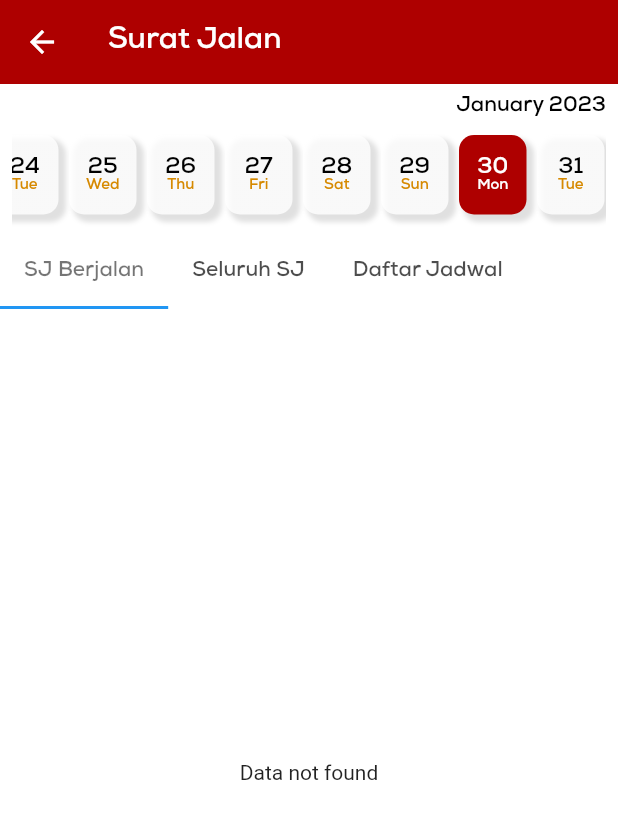
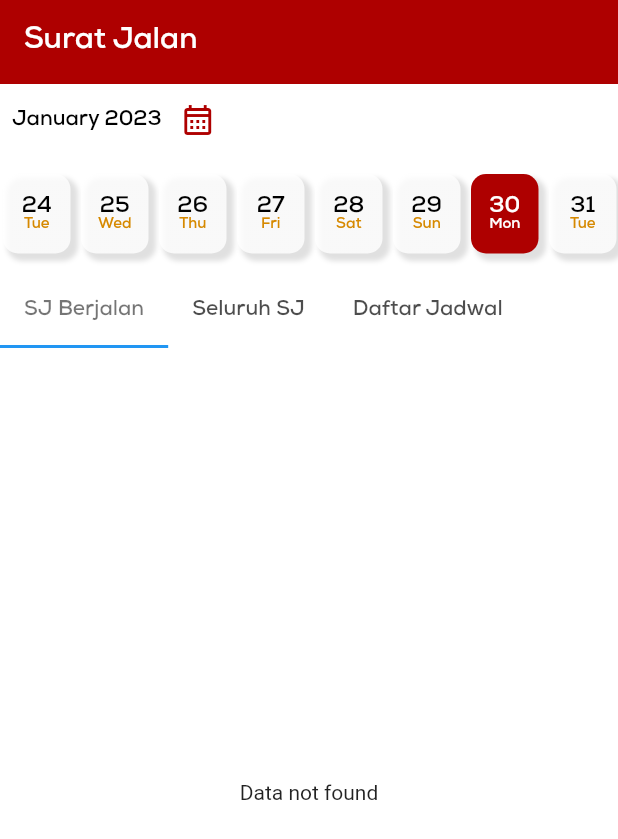
Before and after one commit to AlberthWu/SampurnaGroupMobileBackEnd, a Flutter app: the ScheduleHome screen opened directly, on a phone screen of 412 x 824 dp. Shown: the top 839 px of the screen. Run offline on Flutter 3.47's test engine with Material 2 defaults, Android fonts, the phone set to English and light mode, and no system bars; our stand-ins replace date_time_picker, dropdown_search, flutter_slidable, get, get_it, google_maps_flutter and 5 more; missing offline and left inert: flutter_polyline_points; network calls fail; project files that could hold a hidden picture were left out.

Commit message:
update_20230216_firman

```diff
--- a/lib/app/constant/color.dart
+++ b/lib/app/constant/color.dart
@@ -1,4 +1,6 @@
 import 'package:flutter/material.dart';
+
+const sgBaseURL = "https://api.sampurna-group.com/v1/";
 
 final appWhite = Colors.white;
 final appBlack = Colors.black;
--- a/lib/app/controllers/schedule/schedule_home.dart
+++ b/lib/app/controllers/schedule/schedule_home.dart
@@ -8,6 +8,7 @@ import 'package:asm/app/service/orders/schedule.dart';
 import 'package:asm/app/views/cards/delivery_card_widget.dart';
 import 'package:asm/app/views/cards/order_card_widget.dart';
 import 'package:asm/app/views/cards/schedule_card_widget.dart';
+import 'package:asm/app/views/widgets/date_scroll_widget.dart';
 import 'package:flutter/material.dart';
 import 'package:asm/app/views/components/date_utils.dart' as date_utils;
 import 'package:get_it/get_it.dart';
@@ -38,11 +39,6 @@ class _ScheduleHomeState extends State<ScheduleHome> {
 
   @override
   void initState() {
-    _currentMonthList = date_utils.DateUtils.daysInMonth(currentDateTime);
-    _currentMonthList.sort((a, b) => a.day.compareTo(b.day));
-    _currentMonthList = _currentMonthList.toSet().toList();
-    _scrollControllerDate =
-        ScrollController(initialScrollOffset: 47.5 * currentDateTime.day);
     _getDataSchedule(currentDateTime);
     _getDataDelivery(currentDateTime);
     super.initState();
@@ -123,100 +119,9 @@ class _ScheduleHomeState extends State<ScheduleHome> {
     );
   }
 
-  Widget DateViewWidget(int index) {
-    return Padding(
-      padding: const EdgeInsets.fromLTRB(6, 12, 1, 15),
-      child: GestureDetector(
-        onTap: () {
-          _getDataSchedule(_currentMonthList[index]);
-          _getDataDelivery(_currentMonthList[index]);
-          setState(() {
-            currentDateTime = _currentMonthList[index];
-          });
-        },
-        child: Container(
-          width: 45,
-          decoration: BoxDecoration(
-            gradient: LinearGradient(
-              colors: (_currentMonthList[index].day != currentDateTime.day)
-                  ? [
-                      appWhite.withOpacity(0.8),
-                      appWhite.withOpacity(0.8),
-                      appWhite.withOpacity(0.8),
-                    ]
-                  : [
-                      sgRed,
-                      sgRed,
-                      sgRed,
-                    ],
-              begin: const FractionalOffset(0.0, 0.0),
-              end: const FractionalOffset(0.0, 1.0),
-              stops: const [0.0, 0.5, 1.0],
-              tileMode: TileMode.clamp,
-            ),
-            borderRadius: BorderRadius.circular(10),
-            boxShadow: [
-              BoxShadow(
-                offset: Offset(4, 4),
-                blurRadius: 2,
-                spreadRadius: 1,
-                color: sgBlackLight,
-              )
-            ],
-          ),
-          child: Center(
-            child: Column(
-              mainAxisAlignment: MainAxisAlignment.center,
-              children: <Widget>[
-                Text(
-                  _currentMonthList[index].day.toString(),
-                  style: TextStyle(
-                      fontSize: 15,
-                      fontWeight: FontWeight.bold,
-                      fontFamily: 'Nexa',
-                      color:
-                          (_currentMonthList[index].day != currentDateTime.day)
-                              ? appBlack
-                              : appWhite),
-                ),
-                Text(
-                  date_utils
-                      .DateUtils.weekdays[_currentMonthList[index].weekday - 1],
-                  style: TextStyle(
-                    fontSize: 10,
-                    fontWeight: FontWeight.bold,
-                    fontFamily: 'Nexa',
-                    color: (_currentMonthList[index].day != currentDateTime.day)
-                        ? sgGold
-                        : appWhite,
-                  ),
-                )
-              ],
-            ),
-          ),
-        ),
-      ),
-    );
-  }
-
-  Widget TabDateViewWidget() {
-    return Padding(
-      padding: const EdgeInsets.symmetric(horizontal: 8),
-      child: SizedBox(
-        width: double.infinity,
-        height: 80,
-        child: ListView.builder(
-          controller: _scrollControllerDate,
-          scrollDirection: Axis.horizontal,
-          physics: const ClampingScrollPhysics(),
-          shrinkWrap: true,
-          itemCount: _currentMonthList.length,
-          itemBuilder: (BuildContext context, int index) {
-            return DateViewWidget(index);
-          },
-        ),
-      ),
-    );
+  _retriveData(DateTime date) {
+    _getDataSchedule(date);
+    _getDataDelivery(date);
   }
 
   @override
@@ -256,30 +161,10 @@ class _ScheduleHomeState extends State<ScheduleHome> {
             child: Column(
               crossAxisAlignment: CrossAxisAlignment.start,
               children: [
-                Padding(
-                  padding: const EdgeInsets.only(
-                    top: 8,
-                    left: 8,
-                    right: 8,
-                  ),
-                  child: Row(
-                    mainAxisAlignment: MainAxisAlignment.end,
-                    children: [
-                      Text(
-                        date_utils.DateUtils.months[currentDateTime.month - 1] +
-                            ' ' +
-                            currentDateTime.year.toString(),
-                        style: TextStyle(
-                          color: appBlack,
-                          fontSize: 14.0,
-                          fontWeight: FontWeight.bold,
-                          fontFamily: 'Nexa',
-                        ),
-                      ),
-                    ],
-                  ),
+                DateScrollWidget(
+                  date: currentDateTime,
+                  setDate: (date) => _retriveData(date),
                 ),
-                TabDateViewWidget(),
                 TabBar(
                   isScrollable: true,
                   labelColor: sgBlack,
--- a/lib/app/models/orders/surat_jalan/list.dart
+++ b/lib/app/models/orders/surat_jalan/list.dart
@@ -46,7 +46,6 @@ class deliveryListModel {
   });
 
   factory deliveryListModel.fromJson(Map<String, dynamic> item) {
-    print(item['reference_no']);
     var urgent = item['schedule_id']['urgent'] == 1 ? "Urgent" : "Reguler";
     var image_data = item['employee_id']['image_data'];
     var image = '';
--- a/lib/app/service/autocomplete_service.dart
+++ b/lib/app/service/autocomplete_service.dart
@@ -1,10 +1,11 @@
 import 'dart:convert';
+import 'package:asm/app/constant/color.dart';
 import 'package:http/http.dart' as http;
 import 'package:asm/app/models/api_response.dart';
 import 'package:asm/app/models/autocomplete_model.dart';
 
 class autoCompleteService {
-  static const API = "https://api.sampurna-group.com/v1/";
+  static const API = sgBaseURL;
   static const headers = {
     'Content-Type': 'application/json',
   };
--- a/lib/app/service/employee.dart
+++ b/lib/app/service/employee.dart
@@ -1,11 +1,12 @@
 import 'dart:convert';
+import 'package:asm/app/constant/color.dart';
 import 'package:http/http.dart' as http;
 import 'package:asm/app/models/api_response.dart';
 import 'package:asm/app/models/employee/get.dart';
 import 'package:asm/app/models/employee/list.dart';
 
 class employeeService {
-  static const API = "https://api.sampurna-group.com/v1/";
+  static const API = sgBaseURL;
   static const headers = {
     'Content-Type': 'application/json',
   };
--- a/lib/app/service/orders/delivery.dart
+++ b/lib/app/service/orders/delivery.dart
@@ -1,11 +1,12 @@
 import 'dart:convert';
+import 'package:asm/app/constant/color.dart';
 import 'package:asm/app/models/orders/surat_jalan/get.dart';
 import 'package:asm/app/models/orders/surat_jalan/list.dart';
 import 'package:http/http.dart' as http;
 import 'package:asm/app/models/api_response.dart';
 
 class deliveryService {
-  static const API = "https://api.sampurna-group.com/v1/";
+  static const API = sgBaseURL;
   static const headers = {
     'Content-Type': 'application/json',
   };
--- a/lib/app/service/orders/schedule.dart
+++ b/lib/app/service/orders/schedule.dart
@@ -1,10 +1,11 @@
 import 'dart:convert';
+import 'package:asm/app/constant/color.dart';
 import 'package:http/http.dart' as http;
 import 'package:asm/app/models/api_response.dart';
 import 'package:asm/app/models/orders/schedule/list.dart';
 
 class scheduleService {
-  static const API = "https://api.sampurna-group.com/v1/";
+  static const API = sgBaseURL;
   static const headers = {
     'Content-Type': 'application/json',
   };
--- /dev/null
+++ b/lib/app/views/widgets/date_scroll_widget.dart
@@ -0,0 +1,180 @@
+import 'package:asm/app/constant/color.dart';
+import 'package:flutter/material.dart';
+import 'package:asm/app/views/components/date_utils.dart' as date_utils;
+import 'package:month_picker_dialog/month_picker_dialog.dart';
+
+class DateScrollWidget extends StatefulWidget {
+  final DateTime date;
+  final Function setDate;
+
+  const DateScrollWidget({
+    Key? key,
+    required this.date,
+    required this.setDate,
+  }) : super(key: key);
+
+  @override
+  State<DateScrollWidget> createState() => _DateScrollWidgetState();
+}
+
+class _DateScrollWidgetState extends State<DateScrollWidget> {
+  late ScrollController _scrollControllerDate;
+  late DateTime _currentDateTime;
+
+  List<DateTime> _currentMonthList = List.empty();
+
+  @override
+  void initState() {
+    _currentDateTime = widget.date;
+    _currentMonthList = date_utils.DateUtils.daysInMonth(_currentDateTime);
+    _currentMonthList.sort((a, b) => a.day.compareTo(b.day));
+    _currentMonthList = _currentMonthList.toSet().toList();
+    _scrollControllerDate =
+        ScrollController(initialScrollOffset: 47.5 * _currentDateTime.day);
+    super.initState();
+  }
+
+  Widget DateViewWidget(int index) {
+    return Padding(
+      padding: const EdgeInsets.fromLTRB(6, 12, 1, 15),
+      child: GestureDetector(
+        onTap: () {
+          widget.setDate(_currentMonthList[index]);
+          setState(() {
+            _currentDateTime = _currentMonthList[index];
+          });
+        },
+        child: Container(
+          width: 45,
+          decoration: BoxDecoration(
+            gradient: LinearGradient(
+              colors: (_currentMonthList[index].day != _currentDateTime.day)
+                  ? [
+                      appWhite.withOpacity(0.8),
+                      appWhite.withOpacity(0.8),
+                      appWhite.withOpacity(0.8),
+                    ]
+                  : [
+                      sgRed,
+                      sgRed,
+                      sgRed,
+                    ],
+              begin: const FractionalOffset(0.0, 0.0),
+              end: const FractionalOffset(0.0, 1.0),
+              stops: const [0.0, 0.5, 1.0],
+              tileMode: TileMode.clamp,
+            ),
+            borderRadius: BorderRadius.circular(10),
+            boxShadow: [
+              BoxShadow(
+                offset: Offset(4, 4),
+                blurRadius: 2,
+                spreadRadius: 1,
+                color: sgBlackLight,
+              )
+            ],
+          ),
+          child: Center(
+            child: Column(
+              mainAxisAlignment: MainAxisAlignment.center,
+              children: <Widget>[
+                Text(
+                  _currentMonthList[index].day.toString(),
+                  style: TextStyle(
+                      fontSize: 15,
+                      fontWeight: FontWeight.bold,
+                      fontFamily: 'Nexa',
+                      color:
+                          (_currentMonthList[index].day != _currentDateTime.day)
+                              ? appBlack
+                              : appWhite),
+                ),
+                Text(
+                  date_utils
+                      .DateUtils.weekdays[_currentMonthList[index].weekday - 1],
+                  style: TextStyle(
+                    fontSize: 10,
+                    fontWeight: FontWeight.bold,
+                    fontFamily: 'Nexa',
+                    color:
+                        (_currentMonthList[index].day != _currentDateTime.day)
+                            ? sgGold
+                            : appWhite,
+                  ),
+                )
+              ],
+            ),
+          ),
+        ),
+      ),
+    );
+  }
+
+  @override
+  Widget build(BuildContext context) {
+    return Column(
+      children: [
+        Padding(
+          padding: const EdgeInsets.symmetric(horizontal: 8.0),
+          child: Row(
+            mainAxisAlignment: MainAxisAlignment.start,
+            children: [
+              Text(
+                date_utils.DateUtils.months[_currentDateTime.month - 1] +
+                    ' ' +
+                    _currentDateTime.year.toString(),
+                style: TextStyle(
+                  color: appBlack,
+                  fontSize: 14.0,
+                  fontWeight: FontWeight.bold,
+                  fontFamily: 'Nexa',
+                ),
+              ),
+              IconButton(
+                onPressed: () {
+                  showMonthPicker(
+                    context: context,
+                    firstDate: DateTime(DateTime.now().year - 1, 5),
+                    lastDate: DateTime(DateTime.now().year + 1, 9),
+                    initialDate: _currentDateTime,
+                    locale: Locale("en"),
+                  ).then((date) {
+                    if (date != null) {
+                      setState(() {
+                        _currentDateTime = date;
+                        _currentMonthList =
+                            date_utils.DateUtils.daysInMonth(_currentDateTime);
+                        _currentMonthList
+                            .sort((a, b) => a.day.compareTo(b.day));
+                        _currentMonthList = _currentMonthList.toSet().toList();
+                      });
+                      widget.setDate(date);
+                    }
+                  });
+                },
+                icon: Icon(
+                  Icons.calendar_month_outlined,
+                ),
+                color: sgRed,
+              ),
+            ],
+          ),
+        ),
+        SizedBox(
+          width: double.infinity,
+          height: 80,
+          child: ListView.builder(
+            controller: _scrollControllerDate,
+            scrollDirection: Axis.horizontal,
+            physics: const ClampingScrollPhysics(),
+            shrinkWrap: true,
+            itemCount: _currentMonthList.length,
+            itemBuilder: (BuildContext context, int index) {
+              return DateViewWidget(index);
+            },
+          ),
+        ),
+      ],
+    );
+  }
+}
--- a/lib/main.dart
+++ b/lib/main.dart
@@ -9,7 +9,6 @@ import 'package:get_it/get_it.dart';
 import 'package:flutter/services.dart';
 import 'package:get/get.dart';
 import 'package:asm/app/constant/color.dart';
-import 'package:asm/app/constant/theme_constant.dart';
 import 'package:asm/app/constant/theme_manager.dart';
 import 'package:asm/app/controllers/bank/bank_list.dart';
 
--- a/pubspec.yaml
+++ b/pubspec.yaml
@@ -55,6 +55,7 @@ dependencies:
   dropdown_search: ^5.0.5
   auto_complete_search: ^0.0.4
   animated_bottom_navigation_bar: ^1.1.0+1
+  month_picker_dialog: ^0.4.0
 
 dev_dependencies:
   flutter_test:
```
Also changed, not shown: lib/app/controllers/schedule/schedule_detail.dart (+15 -13 lines), lib/app/views/authorization/login.dart (+3 -5 lines), pubspec.lock.
